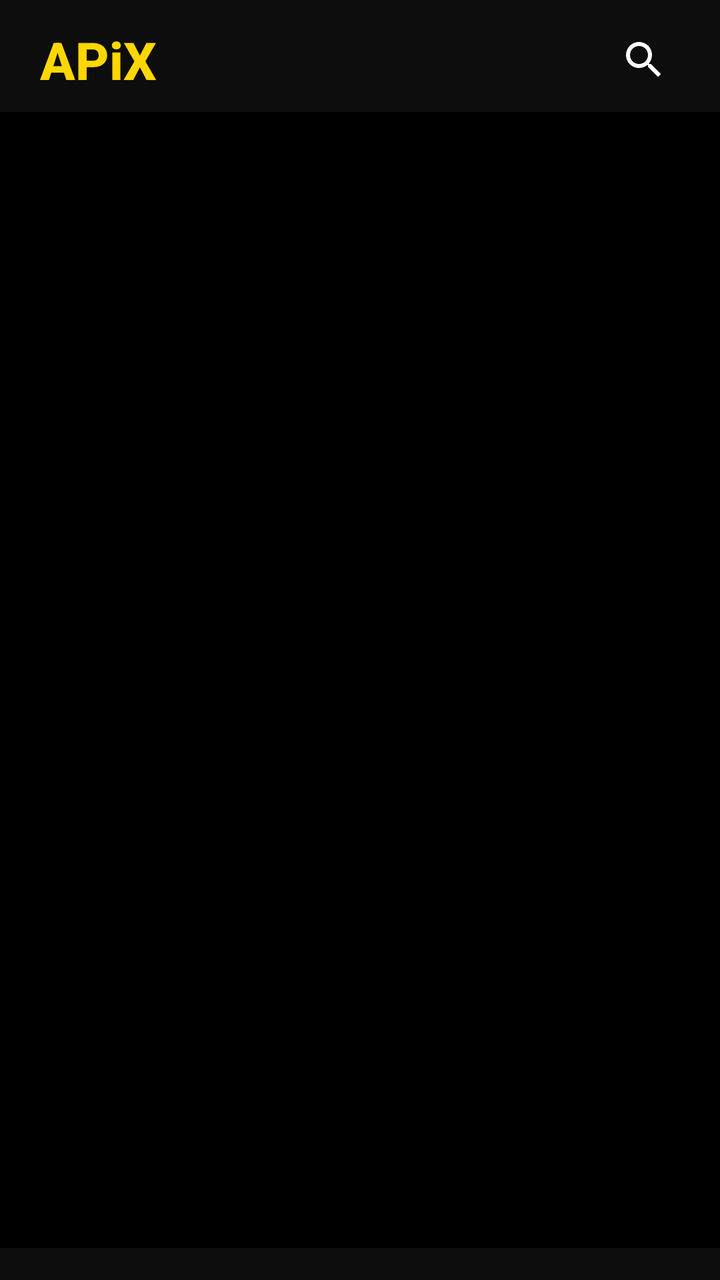
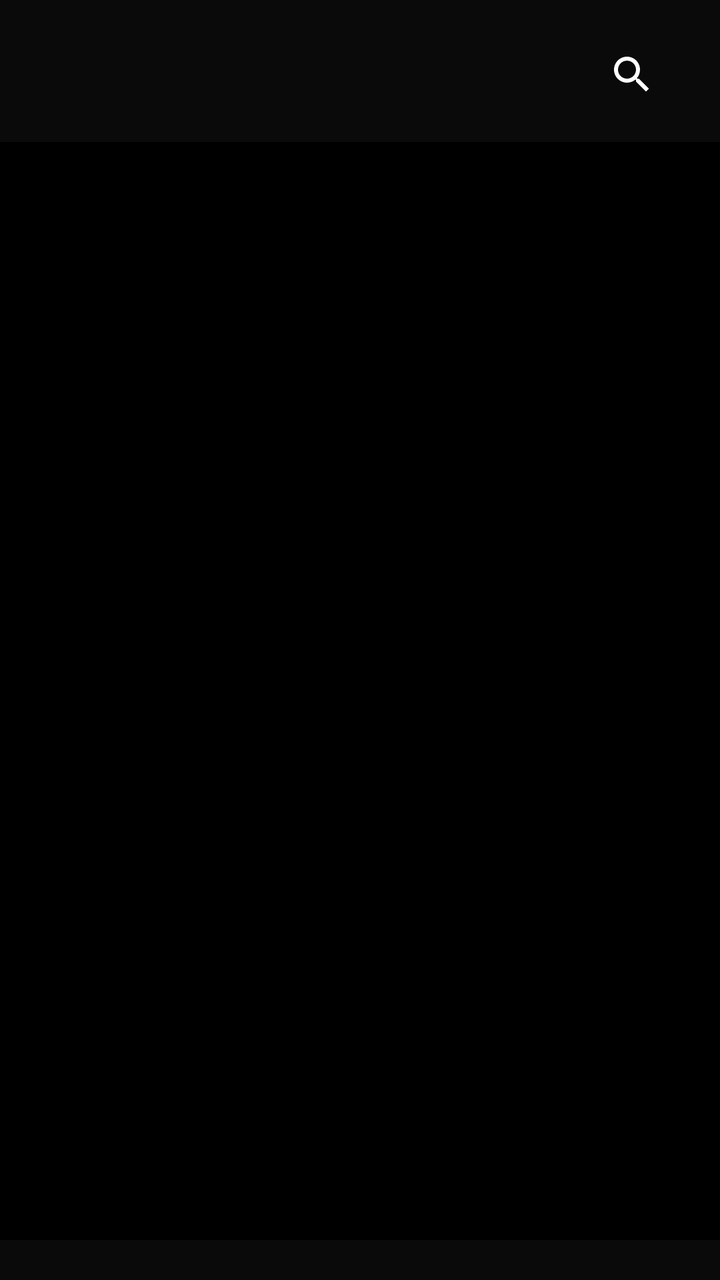

Compare the two renders of this Android layout. The source of the first and the diff that turns it into the second are given below.
<!-- AndroidManifest.xml: activity theme Theme.TVPlus.NoActionBar -->
<!-- res/layout/activity_home.xml -->
<?xml version="1.0" encoding="utf-8"?>
<FrameLayout xmlns:android="http://schemas.android.com/apk/res/android"
    android:layout_width="match_parent"
    android:layout_height="match_parent"
    android:background="@color/black"
    android:fitsSystemWindows="false">

    
    <LinearLayout
        android:id="@+id/portrait_layout"
        android:layout_width="match_parent"
        android:layout_height="match_parent"
        android:orientation="vertical"
        android:visibility="visible">

        
        <LinearLayout
            android:layout_width="match_parent"
            android:layout_height="wrap_content"
            android:orientation="horizontal"
            android:gravity="center_vertical"
            android:paddingStart="20dp"
            android:paddingEnd="20dp"
            android:paddingTop="12dp"
            android:paddingBottom="8dp"
            android:background="#0D0D0D">

            <TextView
                android:id="@+id/app_name_portrait"
                android:layout_width="0dp"
                android:layout_height="wrap_content"
                android:layout_weight="1"
                android:text="APiX"
                android:textColor="@color/gold_accent"
                android:textSize="26sp"
                android:textStyle="bold"
                android:fontFamily="sans-serif-medium" />

            <ImageButton
                android:id="@+id/search_button_portrait"
                android:layout_width="36dp"
                android:layout_height="36dp"
                android:src="@drawable/ic_search"
                android:background="?android:attr/selectableItemBackgroundBorderless"
                android:contentDescription="Search"
                android:tint="@color/white"
                android:focusable="true" />
        </LinearLayout>

        
        <TextView
            android:id="@+id/category_title"
            android:layout_width="match_parent"
            android:layout_height="wrap_content"
            android:textColor="@color/white"
            android:textSize="20sp"
            android:textStyle="bold"
            android:paddingStart="20dp"
            android:paddingEnd="20dp"
            android:paddingTop="12dp"
            android:paddingBottom="8dp" />

        
        <androidx.recyclerview.widget.RecyclerView
            android:id="@+id/channels_recycler"
            android:layout_width="match_parent"
            android:layout_height="0dp"
            android:layout_weight="1"
            android:clipToPadding="false"
            android:padding="8dp" />

        
        <HorizontalScrollView
            android:layout_width="match_parent"
            android:layout_height="wrap_content"
            android:scrollbars="none"
            android:fillViewport="true"
            android:background="#0D0D0D">

            <androidx.recyclerview.widget.RecyclerView
                android:id="@+id/categories_recycler"
                android:layout_width="wrap_content"
                android:layout_height="wrap_content"
                android:clipToPadding="false"
                android:paddingStart="8dp"
                android:paddingEnd="8dp"
                android:paddingTop="6dp"
                android:paddingBottom="10dp" />
        </HorizontalScrollView>
    </LinearLayout>

    
    <LinearLayout
        android:id="@+id/landscape_layout"
        android:layout_width="match_parent"
        android:layout_height="match_parent"
        android:orientation="horizontal"
        android:visibility="gone">

        
        <LinearLayout
            android:layout_width="200dp"
            android:layout_height="match_parent"
            android:orientation="vertical"
            android:background="#0D0D0D"
            android:paddingTop="16dp">

            
            <TextView
                android:id="@+id/app_name_landscape"
                android:layout_width="match_parent"
                android:layout_height="wrap_content"
                android:text="APiX"
                android:textColor="@color/gold_accent"
                android:textSize="28sp"
                android:textStyle="bold"
                android:fontFamily="sans-serif-medium"
                android:gravity="center"
                android:paddingBottom="20dp" />

            
            <androidx.recyclerview.widget.RecyclerView
                android:id="@+id/categories_recycler_landscape"
                android:layout_width="match_parent"
                android:layout_height="0dp"
                android:layout_weight="1"
                android:clipToPadding="false"
                android:paddingTop="4dp"
                android:paddingBottom="4dp" />
        </LinearLayout>

        
        <LinearLayout
            android:layout_width="0dp"
            android:layout_height="match_parent"
            android:layout_weight="1"
            android:orientation="vertical">

            
            <LinearLayout
                android:layout_width="match_parent"
                android:layout_height="wrap_content"
                android:orientation="horizontal"
                android:gravity="center_vertical"
                android:paddingStart="20dp"
                android:paddingEnd="20dp"
                android:paddingTop="16dp"
                android:paddingBottom="12dp">

                <TextView
                    android:id="@+id/category_title_landscape"
                    android:layout_width="0dp"
                    android:layout_height="wrap_content"
                    android:layout_weight="1"
                    android:textColor="@color/white"
                    android:textSize="22sp"
                    android:textStyle="bold" />

                <ImageButton
                    android:id="@+id/search_button_landscape"
                    android:layout_width="36dp"
                    android:layout_height="36dp"
                    android:src="@drawable/ic_search"
                    android:background="?android:attr/selectableItemBackgroundBorderless"
                    android:contentDescription="Search"
                    android:tint="@color/white"
                    android:focusable="true" />
            </LinearLayout>

            
            <androidx.recyclerview.widget.RecyclerView
                android:id="@+id/channels_recycler_landscape"
                android:layout_width="match_parent"
                android:layout_height="0dp"
                android:layout_weight="1"
                android:clipToPadding="false"
                android:padding="8dp" />
        </LinearLayout>
    </LinearLayout>

    
    <LinearLayout
        android:id="@+id/search_overlay"
        android:layout_width="match_parent"
        android:layout_height="match_parent"
        android:orientation="vertical"
        android:background="#E6000000"
        android:padding="24dp"
        android:visibility="gone">

        <LinearLayout
            android:layout_width="match_parent"
            android:layout_height="wrap_content"
            android:orientation="horizontal"
            android:gravity="center_vertical"
            android:layout_marginBottom="16dp">

            <TextView
                android:layout_width="0dp"
                android:layout_height="wrap_content"
                android:layout_weight="1"
                android:text="Search"
                android:textColor="@color/white"
                android:textSize="22sp"
                android:textStyle="bold" />

            <TextView
                android:id="@+id/search_cancel"
                android:layout_width="wrap_content"
                android:layout_height="wrap_content"
                android:text="Cancel"
                android:textColor="@color/gold_accent"
                android:textSize="16sp"
                android:padding="8dp"
                android:focusable="true"
                android:clickable="true" />
        </LinearLayout>

        <EditText
            android:id="@+id/search_input"
            android:layout_width="match_parent"
            android:layout_height="48dp"
            android:background="#333333"
            android:textColor="@color/white"
            android:textColorHint="#888888"
            android:hint="Type channel name..."
            android:paddingStart="16dp"
            android:paddingEnd="16dp"
            android:textSize="16sp"
            android:singleLine="true"
            android:imeOptions="actionSearch"
            android:focusable="true" />

        
        <androidx.recyclerview.widget.RecyclerView
            android:id="@+id/search_results_recycler"
            android:layout_width="match_parent"
            android:layout_height="0dp"
            android:layout_weight="1"
            android:layout_marginTop="16dp"
            android:clipToPadding="false" />
    </LinearLayout>

    
    <ProgressBar
        android:id="@+id/loading_bar"
        android:layout_width="48dp"
        android:layout_height="48dp"
        android:layout_gravity="center"
        android:indeterminateTint="@color/gold_accent"
        android:visibility="gone" />

    
    <LinearLayout
        android:id="@+id/error_layout"
        android:layout_width="match_parent"
        android:layout_height="wrap_content"
        android:layout_gravity="center"
        android:orientation="vertical"
        android:gravity="center"
        android:padding="32dp"
        android:visibility="gone">

        <TextView
            android:id="@+id/error_text"
            android:layout_width="wrap_content"
            android:layout_height="wrap_content"
            android:textColor="#FF4444"
            android:textSize="16sp"
            android:gravity="center" />
    </LinearLayout>

</FrameLayout>
<!-- resources referenced by this layout -->
<resources>
  <color name="black">#000000</color>
  <color name="gold_accent">#FFD700</color>
  <color name="white">#FFFFFF</color>
  <!-- drawable ic_search (drawable) -->
  <?xml version="1.0" encoding="utf-8"?>
  <vector xmlns:android="http://schemas.android.com/apk/res/android"
      android:width="24dp"
      android:height="24dp"
      android:viewportWidth="24"
      android:viewportHeight="24">
      <path
          android:fillColor="#FFFFFF"
          android:pathData="M15.5,14h-0.79l-0.28,-0.27C15.41,12.59 16,11.11 16,9.5 16,5.91 13.09,3 9.5,3S3,5.91 3,9.5 5.91,16 9.5,16c1.61,0 3.09,-0.59 4.23,-1.57l0.27,0.28v0.79l5,4.99L20.49,19l-4.99,-5zM9.5,14C7.01,14 5,11.99 5,9.5S7.01,5 9.5,5 14,7.01 14,9.5 11.99,14 9.5,14z" />
  </vector>
  <style name="Theme.TVPlus.NoActionBar" parent="Theme.TVPlus">
          <item name="windowActionBar">false</item>
          <item name="windowNoTitle">true</item>
      </style>
  <style name="Theme.TVPlus" parent="Theme.MaterialComponents.DayNight.DarkActionBar">
          <item name="colorPrimary">@color/gold_accent</item>
          <item name="colorPrimaryVariant">@color/gold_dark</item>
          <item name="colorOnPrimary">@color/black</item>
          <item name="colorSecondary">@color/gold_accent</item>
          <item name="colorSecondaryVariant">@color/gold_dark</item>
          <item name="colorOnSecondary">@color/black</item>
          <item name="android:statusBarColor">@color/black</item>
          <item name="android:navigationBarColor">@color/black</item>
          <item name="android:windowBackground">@color/black</item>
      </style>
  <color name="gold_dark">#B8860B</color>
</resources>

<!-- the commit's change to res/layout/activity_home.xml (unified diff, before → after) -->
@@ -3,7 +3,7 @@
     android:layout_width="match_parent"
     android:layout_height="match_parent"
     android:background="@color/black"
-    android:fitsSystemWindows="false">
+    android:fitsSystemWindows="true">
 
     
     <LinearLayout
@@ -19,27 +19,27 @@
             android:layout_height="wrap_content"
             android:orientation="horizontal"
             android:gravity="center_vertical"
-            android:paddingStart="20dp"
-            android:paddingEnd="20dp"
-            android:paddingTop="12dp"
-            android:paddingBottom="8dp"
-            android:background="#0D0D0D">
-
+            android:paddingStart="24dp"
+            android:paddingEnd="24dp"
+            android:paddingTop="16dp"
+            android:paddingBottom="12dp"
+            android:background="#0A0A0A">
+
+            
             <TextView
                 android:id="@+id/app_name_portrait"
                 android:layout_width="0dp"
                 android:layout_height="wrap_content"
                 android:layout_weight="1"
-                android:text="APiX"
-                android:textColor="@color/gold_accent"
-                android:textSize="26sp"
+                android:textSize="32sp"
                 android:textStyle="bold"
-                android:fontFamily="sans-serif-medium" />
+                android:fontFamily="sans-serif-black"
+                android:textColor="@color/white" />
 
             <ImageButton
                 android:id="@+id/search_button_portrait"
-                android:layout_width="36dp"
-                android:layout_height="36dp"
+                android:layout_width="40dp"
+                android:layout_height="40dp"
                 android:src="@drawable/ic_search"
                 android:background="?android:attr/selectableItemBackgroundBorderless"
                 android:contentDescription="Search"
@@ -53,12 +53,13 @@
             android:layout_width="match_parent"
             android:layout_height="wrap_content"
             android:textColor="@color/white"
-            android:textSize="20sp"
+            android:textSize="24sp"
             android:textStyle="bold"
-            android:paddingStart="20dp"
-            android:paddingEnd="20dp"
-            android:paddingTop="12dp"
-            android:paddingBottom="8dp" />
+            android:textAllCaps="true"
+            android:paddingStart="24dp"
+            android:paddingEnd="24dp"
+            android:paddingTop="20dp"
+            android:paddingBottom="16dp" />
 
         
         <androidx.recyclerview.widget.RecyclerView
@@ -67,7 +68,10 @@
             android:layout_height="0dp"
             android:layout_weight="1"
             android:clipToPadding="false"
-            android:padding="8dp" />
+            android:paddingStart="12dp"
+            android:paddingEnd="12dp"
+            android:paddingTop="4dp"
+            android:paddingBottom="4dp" />
 
         
         <HorizontalScrollView
@@ -75,7 +79,7 @@
             android:layout_height="wrap_content"
             android:scrollbars="none"
             android:fillViewport="true"
-            android:background="#0D0D0D">
+            android:background="#0A0A0A">
 
             <androidx.recyclerview.widget.RecyclerView
                 android:id="@+id/categories_recycler"
@@ -84,8 +88,8 @@
                 android:clipToPadding="false"
                 android:paddingStart="8dp"
                 android:paddingEnd="8dp"
-                android:paddingTop="6dp"
-                android:paddingBottom="10dp" />
+                android:paddingTop="8dp"
+                android:paddingBottom="12dp" />
         </HorizontalScrollView>
     </LinearLayout>
 
@@ -95,39 +99,8 @@
         android:layout_width="match_parent"
         android:layout_height="match_parent"
         android:orientation="horizontal"
+        android:layoutDirection="ltr"
         android:visibility="gone">
-
-        
-        <LinearLayout
-            android:layout_width="200dp"
-            android:layout_height="match_parent"
-            android:orientation="vertical"
-            android:background="#0D0D0D"
-            android:paddingTop="16dp">
-
-            
-            <TextView
-                android:id="@+id/app_name_landscape"
-                android:layout_width="match_parent"
-                android:layout_height="wrap_content"
-                android:text="APiX"
-                android:textColor="@color/gold_accent"
-                android:textSize="28sp"
-                android:textStyle="bold"
-                android:fontFamily="sans-serif-medium"
-                android:gravity="center"
-                android:paddingBottom="20dp" />
-
-            
-            <androidx.recyclerview.widget.RecyclerView
-                android:id="@+id/categories_recycler_landscape"
-                android:layout_width="match_parent"
-                android:layout_height="0dp"
-                android:layout_weight="1"
-                android:clipToPadding="false"
-                android:paddingTop="4dp"
-                android:paddingBottom="4dp" />
-        </LinearLayout>
 
         
         <LinearLayout
@@ -142,8 +115,8 @@
                 android:layout_height="wrap_content"
                 android:orientation="horizontal"
                 android:gravity="center_vertical"
-                android:paddingStart="20dp"
-                android:paddingEnd="20dp"
+                android:paddingStart="24dp"
+                android:paddingEnd="24dp"
                 android:paddingTop="16dp"
                 android:paddingBottom="12dp">
 
@@ -153,8 +126,24 @@
                     android:layout_height="wrap_content"
                     android:layout_weight="1"
                     android:textColor="@color/white"
-                    android:textSize="22sp"
-                    android:textStyle="bold" />
+                    android:textSize="24sp"
+                    android:textStyle="bold"
+                    android:textAllCaps="true" />
+
+                
+                <TextView
+                    android:id="@+id/clock_text"
+                    android:layout_width="wrap_content"
+                    android:layout_height="wrap_content"
+                    android:textColor="@color/gold_accent"
+                    android:textSize="18sp"
+                    android:textStyle="bold"
+                    android:paddingStart="16dp"
+                    android:paddingEnd="16dp"
+                    android:paddingTop="6dp"
+                    android:paddingBottom="6dp"
+                    android:background="@drawable/clock_border"
+                    android:layout_marginEnd="16dp" />
 
                 <ImageButton
                     android:id="@+id/search_button_landscape"
@@ -174,7 +163,54 @@
                 android:layout_height="0dp"
                 android:layout_weight="1"
                 android:clipToPadding="false"
-                android:padding="8dp" />
+                android:paddingStart="16dp"
+                android:paddingEnd="16dp"
+                android:paddingTop="4dp"
+                android:paddingBottom="4dp" />
+        </LinearLayout>
+
+        
+        <LinearLayout
+            android:layout_width="220dp"
+            android:layout_height="match_parent"
+            android:orientation="vertical"
+            android:background="#0A0A0A"
+            android:paddingTop="16dp">
+
+            
+            <LinearLayout
+                android:layout_width="match_parent"
+                android:layout_height="wrap_content"
+                android:orientation="horizontal"
+                android:gravity="center"
+                android:paddingBottom="24dp">
+
+                <View
+                    android:layout_width="4dp"
+                    android:layout_height="40dp"
+                    android:background="@color/gold_accent"
+                    android:layout_marginEnd="8dp" />
+
+                <TextView
+                    android:id="@+id/app_name_landscape"
+                    android:layout_width="wrap_content"
+                    android:layout_height="wrap_content"
+                    android:text="APiX"
+                    android:textColor="@color/white"
+                    android:textSize="32sp"
+                    android:textStyle="bold"
+                    android:fontFamily="sans-serif-black" />
+            </LinearLayout>
+
+            
+            <androidx.recyclerview.widget.RecyclerView
+                android:id="@+id/categories_recycler_landscape"
+                android:layout_width="match_parent"
+                android:layout_height="0dp"
+                android:layout_weight="1"
+                android:clipToPadding="false"
+                android:paddingTop="4dp"
+                android:paddingBottom="4dp" />
         </LinearLayout>
     </LinearLayout>
 
@@ -231,7 +267,6 @@
             android:imeOptions="actionSearch"
             android:focusable="true" />
 
-        
         <androidx.recyclerview.widget.RecyclerView
             android:id="@+id/search_results_recycler"
             android:layout_width="match_parent"
<!-- resource entries referenced after the edit -->
@@ -3,6 +3,16 @@
   <color name="black">#000000</color>
   <color name="gold_accent">#FFD700</color>
   <color name="white">#FFFFFF</color>
+  <!-- drawable clock_border (drawable) -->
+  <?xml version="1.0" encoding="utf-8"?>
+  <shape xmlns:android="http://schemas.android.com/apk/res/android"
+      android:shape="rectangle">
+      <stroke
+          android:width="2dp"
+          android:color="#FFD700" />
+      <corners android:radius="6dp" />
+      <solid android:color="@android:color/transparent" />
+  </shape>
   <!-- drawable ic_search (drawable) -->
   <?xml version="1.0" encoding="utf-8"?>
   <vector xmlns:android="http://schemas.android.com/apk/res/android"
